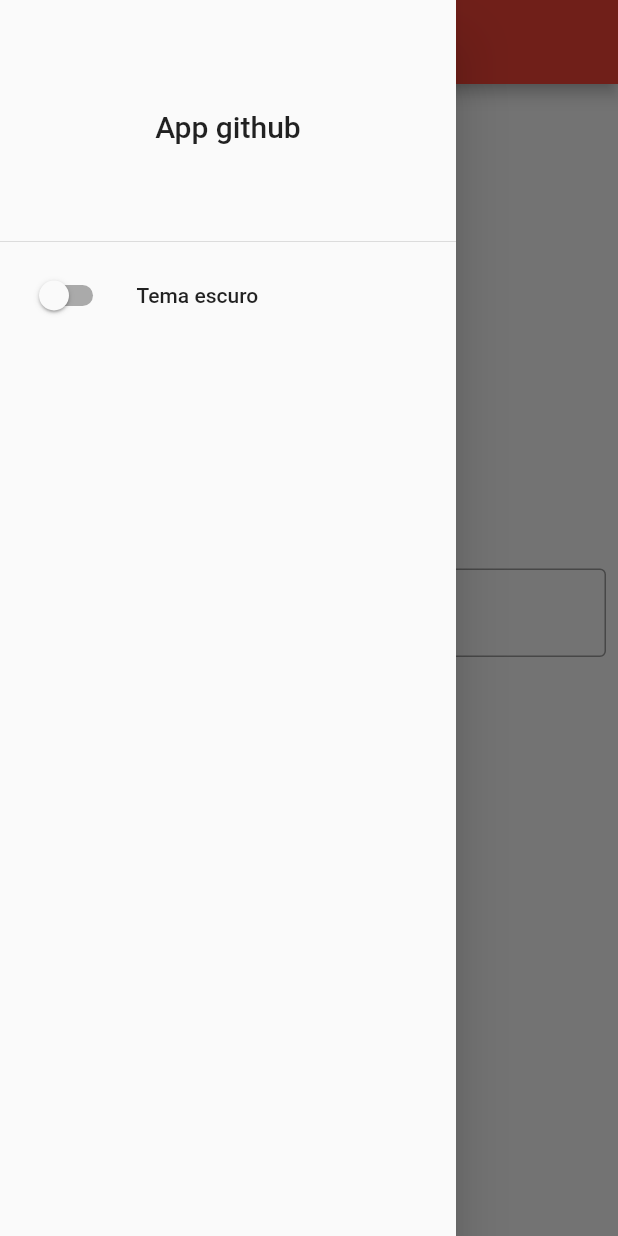
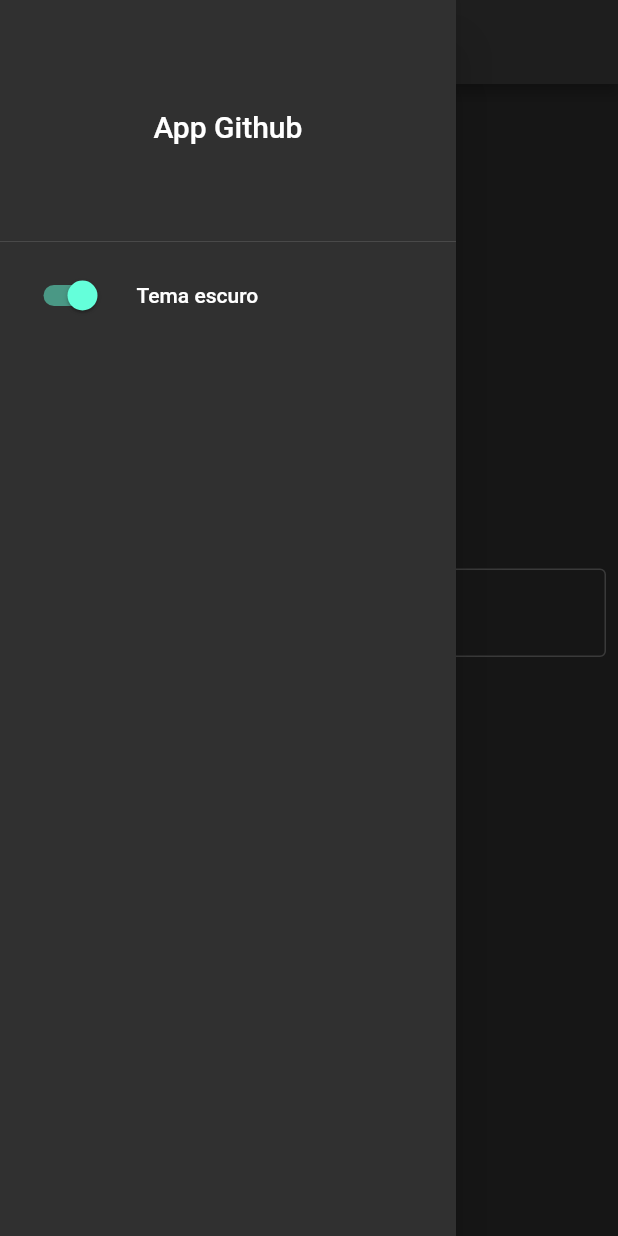
Before and after one commit to GabrielBrandao13/Flutter-github, a Flutter app: the screen it shows after launch, with the side drawer open, on a phone screen of 412 x 824 dp. Run offline on Flutter 3.47's test engine with Material 2 defaults, Android fonts, the light colour scheme and no system bars; our stand-ins replace dio; accounts and stored records are empty.

Commit message:
Alterada definição de cores dos temas de cor

```diff
--- a/lib/main.dart
+++ b/lib/main.dart
@@ -21,7 +21,8 @@
         return MaterialApp(
           title: 'App github',
           theme: ThemeData(
-            primarySwatch: Colors.red,
+            primarySwatch:
+                AppController.instance.isDarkTheme ? Colors.blue : Colors.red,
             brightness: AppController.instance.isDarkTheme
                 ? Brightness.dark
                 : Brightness.light,
--- a/lib/src/controllers/app_controller.dart
+++ b/lib/src/controllers/app_controller.dart
@@ -1,7 +1,7 @@
 import 'package:flutter/cupertino.dart';
 
 class AppController extends ChangeNotifier {
-  bool isDarkTheme = false;
+  bool isDarkTheme = true;
 
   void switchTheme() {
     isDarkTheme = !isDarkTheme;
--- a/lib/src/pages/home_page.dart
+++ b/lib/src/pages/home_page.dart
@@ -49,7 +49,7 @@
             ElevatedButton.icon(
               onPressed: search,
               icon: const Icon(Icons.search),
-              label: Text('Pesquisar'),
+              label: const Text('Pesquisar'),
             ),
           ],
         ),
@@ -63,7 +63,7 @@
                   DrawerHeader(
                     child: Center(
                       child: const Text(
-                        'App github',
+                        'App Github',
                         style: TextStyle(fontSize: 20),
                       ),
                     ),
```
